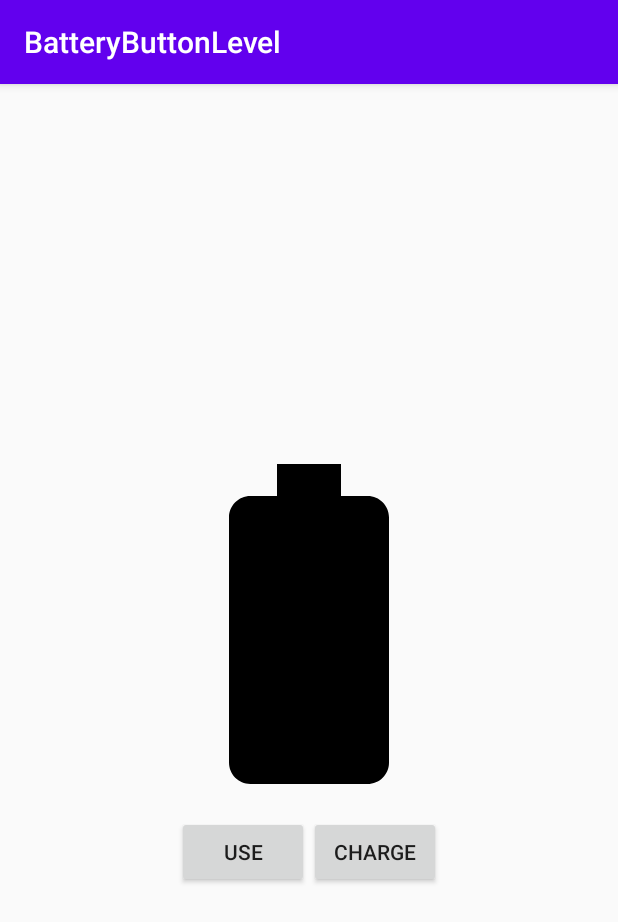
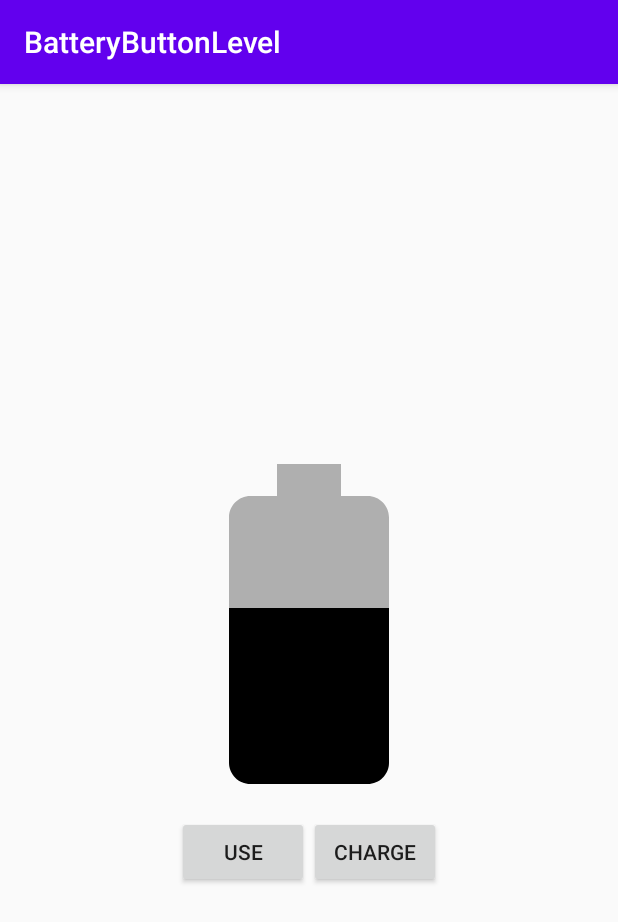
Before and after one commit to MisterPoster/BatteryButtonLevel, an Android app: the screen it shows after launch (MainActivity), after a tap on "USE", on a phone screen of 412 x 824 dp. Shown: the top 922 px of the screen. Run offline under Robolectric (Android 15) with nearby library versions, the phone set to English and light mode, and no system bars.

Commit message:
Working fine!

```diff
--- a/app/src/main/AndroidManifest.xml
+++ b/app/src/main/AndroidManifest.xml
@@ -9,7 +9,8 @@
         android:roundIcon="@mipmap/ic_launcher_round"
         android:supportsRtl="true"
         android:theme="@style/AppTheme">
-        <activity android:name=".MainActivity">
+        <activity android:name=".MainActivity"
+                  android:label="@string/app_name">
             <intent-filter>
                 <action android:name="android.intent.action.MAIN" />
 
--- a/app/src/main/java/com/example/batterybuttonlevel/MainActivity.java
+++ b/app/src/main/java/com/example/batterybuttonlevel/MainActivity.java
@@ -4,66 +4,53 @@ import androidx.appcompat.app.AppCompatActivity;
 
 import android.os.Bundle;
 import android.view.View;
+import android.widget.Button;
 import android.widget.ImageView;
 
 public class MainActivity extends AppCompatActivity
 {
-    int batteryLevel = 7;
-    ImageView battery = findViewById (R.id.batteryView);
+    int batteryLevel = 4;
+    ImageView battery;
+    Button use;
+    Button charge;
 
     @Override
     protected void onCreate(Bundle savedInstanceState)
     {
         super.onCreate(savedInstanceState);
         setContentView(R.layout.activity_main);
+
+        battery = findViewById (R.id.batteryView);
+        use = findViewById (R.id.useButton);
+        charge = findViewById (R.id.chargeButton);
     }
 
     public void chargePhone (View view)
     {
-        if (batteryLevel == 7)
+        batteryLevel++;
+
+        if (batteryLevel <= 6 && batteryLevel >= 0)
         {
-            batteryLevel = 7;
+            battery.setImageLevel (batteryLevel);
         }
-        else
+        else if (batteryLevel > 6)
         {
-            batteryLevel++;
+            batteryLevel = 6;
         }
-
-        showCharge ();
     }
 
     public void usePhone (View view)
     {
-        if (batteryLevel == 1)
+        batteryLevel--;
+
+        if (batteryLevel > 0)
         {
-            batteryLevel = 1;
+            battery.setImageLevel (batteryLevel);
         }
-        else
+        else if (batteryLevel < 0)
         {
-            batteryLevel--;
+            batteryLevel = 0;
         }
-
-        showCharge ();
     }
 
-    public void showCharge ()
-    {
-        switch (batteryLevel)
-        {
-            case 1:
-                battery.setImageResource (R.drawable.ic_battery_20);
-            case 2:
-                battery.setImageResource (R.drawable.ic_battery_30);
-            case 3:
-                battery.setImageResource (R.drawable.ic_battery_50);
-            case 4:
-                battery.setImageResource (R.drawable.ic_battery_60);
-            case 5:
-                battery.setImageResource (R.drawable.ic_battery_80);
-            case 6:
-                battery.setImageResource (R.drawable.ic_battery_90);
-            case 7:
-                battery.setImageResource (R.drawable.ic_battery_100);
-        }
-    }
 }   //END OF ACTIVITY
--- /dev/null
+++ b/app/src/main/res/drawable/battery_level.xml
@@ -0,0 +1,10 @@
+<?xml version="1.0" encoding="utf-8"?>
+<level-list xmlns:android="http://schemas.android.com/apk/res/android">
+    <item android:maxLevel="0" android:drawable="@drawable/ic_battery_20" />
+    <item android:maxLevel="1" android:drawable="@drawable/ic_battery_30" />
+    <item android:maxLevel="2" android:drawable="@drawable/ic_battery_50" />
+    <item android:maxLevel="3" android:drawable="@drawable/ic_battery_60" />
+    <item android:maxLevel="4" android:drawable="@drawable/ic_battery_80" />
+    <item android:maxLevel="5" android:drawable="@drawable/ic_battery_90" />
+    <item android:maxLevel="6" android:drawable="@drawable/ic_battery_100" />
+</level-list>
--- a/app/src/main/res/layout/activity_main.xml
+++ b/app/src/main/res/layout/activity_main.xml
@@ -1,4 +1,5 @@
 <?xml version="1.0" encoding="utf-8"?>
+
 <LinearLayout xmlns:android="http://schemas.android.com/apk/res/android"
     xmlns:app="http://schemas.android.com/apk/res-auto"
     xmlns:tools="http://schemas.android.com/tools"
@@ -15,8 +16,7 @@
         android:layout_width="256dp"
         android:layout_height="256dp"
         android:layout_gravity="center"
-        app:srcCompat="@drawable/ic_battery_100"
-        tools:ignore="VectorDrawableCompat" />
+        app:srcCompat="@drawable/battery_level" />
 
     <LinearLayout
         android:layout_width="wrap_content"
```
